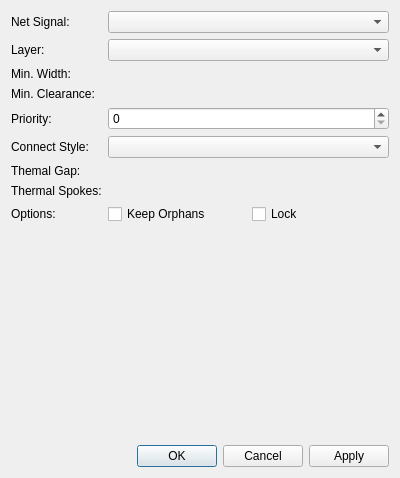
LibrePCB/LibrePCB, file libs/librepcb/editor/project/boardeditor/boardplanepropertiesdialog.ui: the form before one commit.
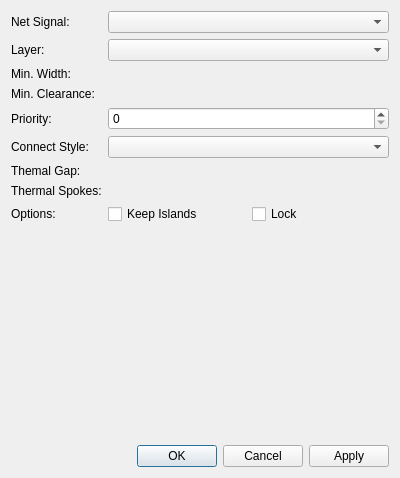
The form after the commit. Custom widgets are drawn as their Qt base class.

Commit message: Rename plane "orphans" to "islands"

What changed in the file:
```diff
--- a/libs/librepcb/editor/project/boardeditor/boardplanepropertiesdialog.ui
+++ b/libs/librepcb/editor/project/boardeditor/boardplanepropertiesdialog.ui
@@ -91,7 +91,7 @@
        <item>
         <widget class="QCheckBox" name="cbKeepOrphans">
          <property name="text">
-          <string>Keep Orphans</string>
+          <string>Keep Islands</string>
          </property>
         </widget>
        </item>
```
Left out of the diff: 5 changed lines with no effect on the pictures. The commit also changes 14 other files.
